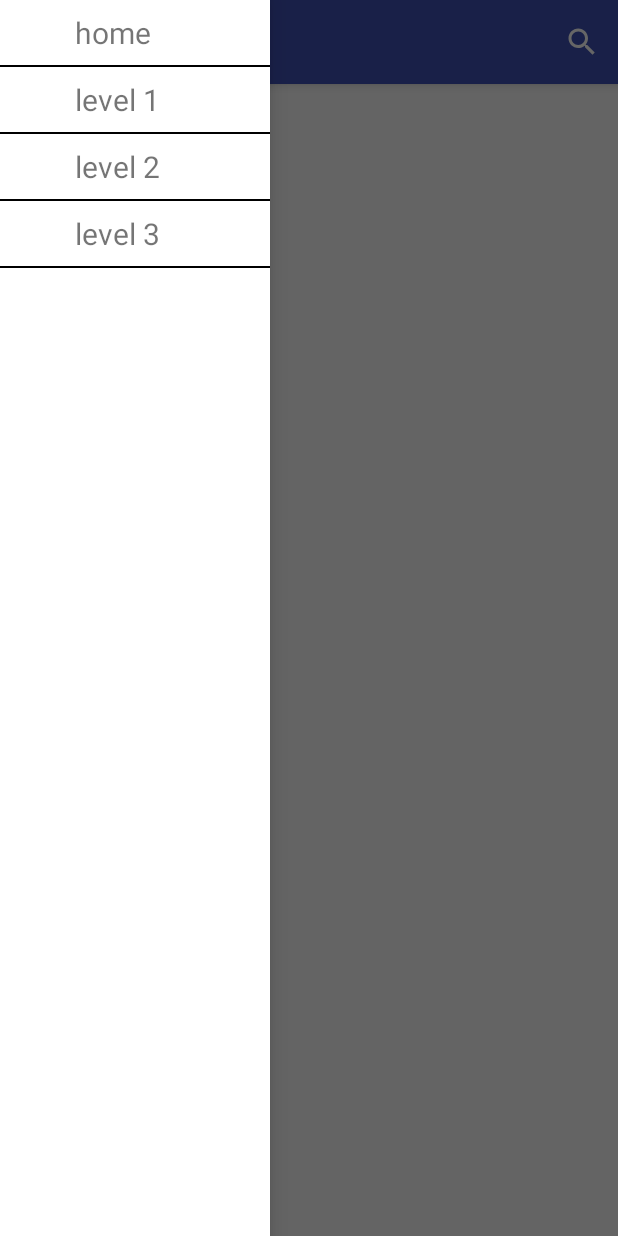
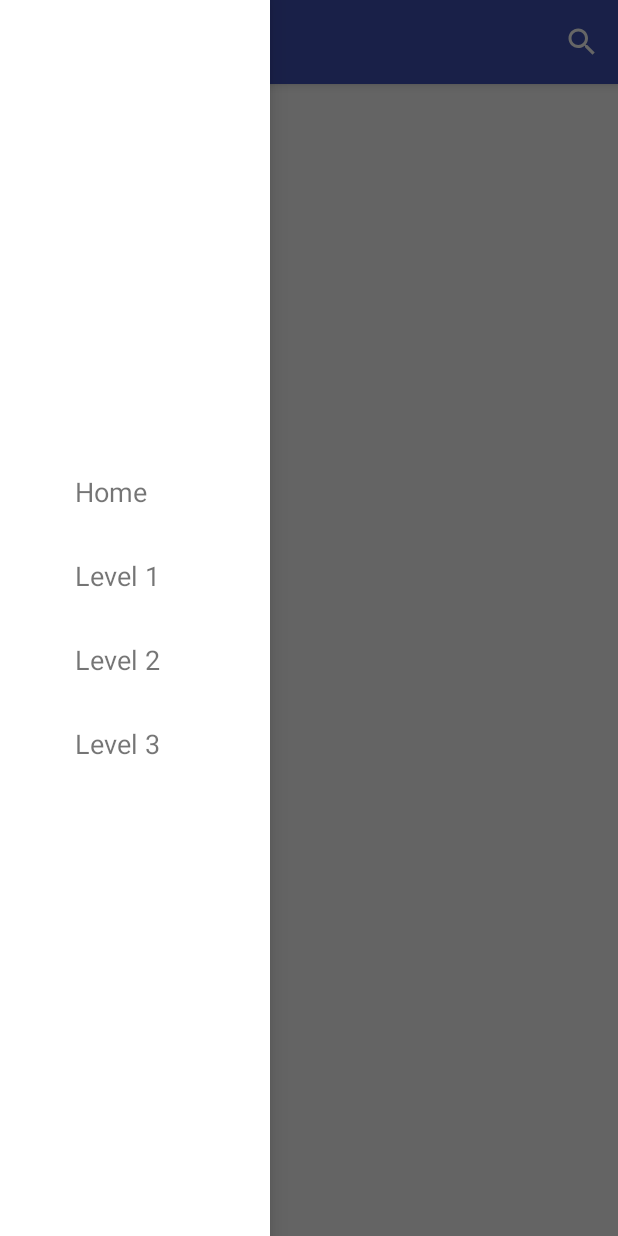
Before and after one commit to robert0609/onePass, an Android app: the SiteListActivity screen opened directly, with no data from a screen before it, with the side drawer open, on a phone screen of 412 x 824 dp. Run offline under Robolectric (Android 15) with nearby library versions, the phone set to English and light mode, and no system bars; 2 statements that could not run were skipped.

Commit message:
UI优化

```diff
--- a/app/src/main/java/com/bluefox/tool/onepass/DrawerActivity.java
+++ b/app/src/main/java/com/bluefox/tool/onepass/DrawerActivity.java
@@ -22,7 +22,8 @@ public class DrawerActivity extends AuthActivity implements AdapterView.OnItemCl
     private Toolbar toolbar;
 
     private DrawerLayout drawerLayout;
-    private ListView drawerLeftMenu;
+    private LinearLayout drawerLeftMenu;
+    private ListView drawerLeftMenuList;
     private LinearLayout commonContent;
 
     private List<String> menus;
@@ -41,7 +42,8 @@ public class DrawerActivity extends AuthActivity implements AdapterView.OnItemCl
         this.setBackArrow();
         this.commonContent = (LinearLayout)findViewById(R.id.common_content);
         this.drawerLayout = (DrawerLayout)findViewById(R.id.drawer_layout);
-        this.drawerLeftMenu = (ListView)findViewById(R.id.drawer_left_menu);
+        this.drawerLeftMenu = (LinearLayout)findViewById(R.id.drawer_left_menu);
+        this.drawerLeftMenuList = (ListView)findViewById(R.id.drawer_left_menu_list);
 
 
         this.titleHome = getResources().getText(R.string.home).toString();
@@ -55,8 +57,8 @@ public class DrawerActivity extends AuthActivity implements AdapterView.OnItemCl
         this.menus.add(titleLevel2);
         this.menus.add(titleLevel3);
         DrawerLeftMenuAdapter drawerLeftMenuAdapter = new DrawerLeftMenuAdapter(this, this.menus);
-        this.drawerLeftMenu.setAdapter(drawerLeftMenuAdapter);
-        this.drawerLeftMenu.setOnItemClickListener(this);
+        this.drawerLeftMenuList.setAdapter(drawerLeftMenuAdapter);
+        this.drawerLeftMenuList.setOnItemClickListener(this);
     }
 
     /**
--- /dev/null
+++ b/app/src/main/res/drawable/ic_warnning_150dp.xml
@@ -0,0 +1,6 @@
+<vector android:height="150dp" android:tint="#7A7A7A"
+    android:viewportHeight="24.0" android:viewportWidth="24.0"
+    android:width="150dp" xmlns:android="http://schemas.android.com/apk/res/android">
+    <path android:fillColor="#FF000000" android:pathData="M12,19m-2,0a2,2 0,1 1,4 0a2,2 0,1 1,-4 0"/>
+    <path android:fillColor="#FF000000" android:pathData="M10,3h4v12h-4z"/>
+</vector>
--- a/app/src/main/res/layout/activity_drawer.xml
+++ b/app/src/main/res/layout/activity_drawer.xml
@@ -9,13 +9,22 @@
 
     <include layout="@layout/activity_base" />
 
-    <ListView
+    <LinearLayout
         android:id="@+id/drawer_left_menu"
         android:layout_width="180dp"
         android:layout_height="match_parent"
         android:layout_gravity="start"
-        android:background="#FFFFFF"
-        android:choiceMode="singleChoice"
-        android:divider="#000000"
-        android:dividerHeight="1dp" />
+        android:gravity="center"
+        android:orientation="vertical"
+        android:background="#FFFFFF">
+
+        <ListView
+            android:id="@+id/drawer_left_menu_list"
+            android:layout_width="match_parent"
+            android:layout_height="wrap_content"
+            android:choiceMode="singleChoice"
+            android:divider="#000000"
+            android:dividerHeight="0dp" />
+
+    </LinearLayout>
 </android.support.v4.widget.DrawerLayout>
--- a/app/src/main/res/layout/activity_unlock.xml
+++ b/app/src/main/res/layout/activity_unlock.xml
@@ -18,7 +18,8 @@
         android:layout_height="wrap_content"
         android:inputType="text"
         android:maxLines="1"
-        android:singleLine="true"/>
+        android:singleLine="true"
+        android:text="yanghuiping521"/>
 
     <Button
         android:id="@+id/button_unlock"
@@ -27,5 +28,6 @@
         android:layout_height="wrap_content"
         android:layout_marginTop="16dp"
         android:text="@string/button_unlock_title"
-        android:textStyle="bold" />
+        android:textStyle="bold"
+        android:textAllCaps="false"/>
 </LinearLayout>
--- a/app/src/main/res/layout/item_drawer_left.xml
+++ b/app/src/main/res/layout/item_drawer_left.xml
@@ -8,11 +8,11 @@
         android:id="@+id/drawer_item"
         android:layout_width="match_parent"
         android:layout_height="match_parent"
-        android:layout_marginTop="8dp"
-        android:layout_marginBottom="8dp"
+        android:layout_marginTop="16dp"
+        android:layout_marginBottom="16dp"
         android:paddingLeft="50dp"
         android:ellipsize="end"
         android:gravity="center_vertical"
         android:maxLines="1"
-        android:textSize="20sp" />
+        android:textSize="18sp" />
 </LinearLayout>
--- a/app/src/main/res/values/strings.xml
+++ b/app/src/main/res/values/strings.xml
@@ -1,15 +1,17 @@
 <resources>
     <string name="app_name">OnePass</string>
     <string name="app_bar_search_title">Search</string>
-    <string name="button_unlock_title">unlock</string>
-    <string name="button_copy_username_title">copy username</string>
-    <string name="button_copy_password_title">copy password</string>
+    <string name="button_unlock_title">Unlock</string>
+    <string name="button_copy_username_title">Copy username</string>
+    <string name="button_copy_password_title">Copy password</string>
     <string name="title_activity_main">MainActivity</string>
 
     <string name="hello_blank_fragment">Hello blank fragment</string>
 
-    <string name="home">home</string>
-    <string name="level_1">level 1</string>
-    <string name="level_2">level 2</string>
-    <string name="level_3">level 3</string>
+    <string name="home">Home</string>
+    <string name="level_1">Level 1</string>
+    <string name="level_2">Level 2</string>
+    <string name="level_3">Level 3</string>
+
+    <string name="no_result">No data!</string>
 </resources>
```
Also changed, not shown: app/src/main/java/com/bluefox/tool/onepass/AccountListFragment.java (+10 -3 lines), app/src/main/java/com/bluefox/tool/onepass/SiteListFragment.java (+10 -3 lines), app/src/main/res/layout/fragment_no_result.xml (added, +21 -0 lines), app/src/main/res/layout/item_account_vertical.xml (+6 -3 lines), app/src/main/res/layout/item_site_vertical.xml (+5 -3 lines).
